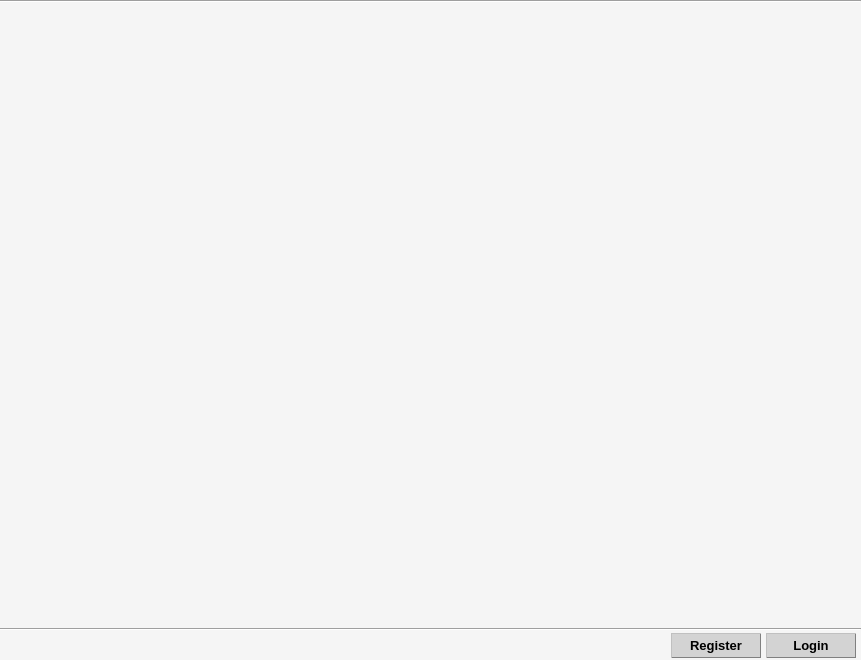
Old version of the form CLIENT/RHE_Client/mainwindow.ui in the repository qvinn/RHE.
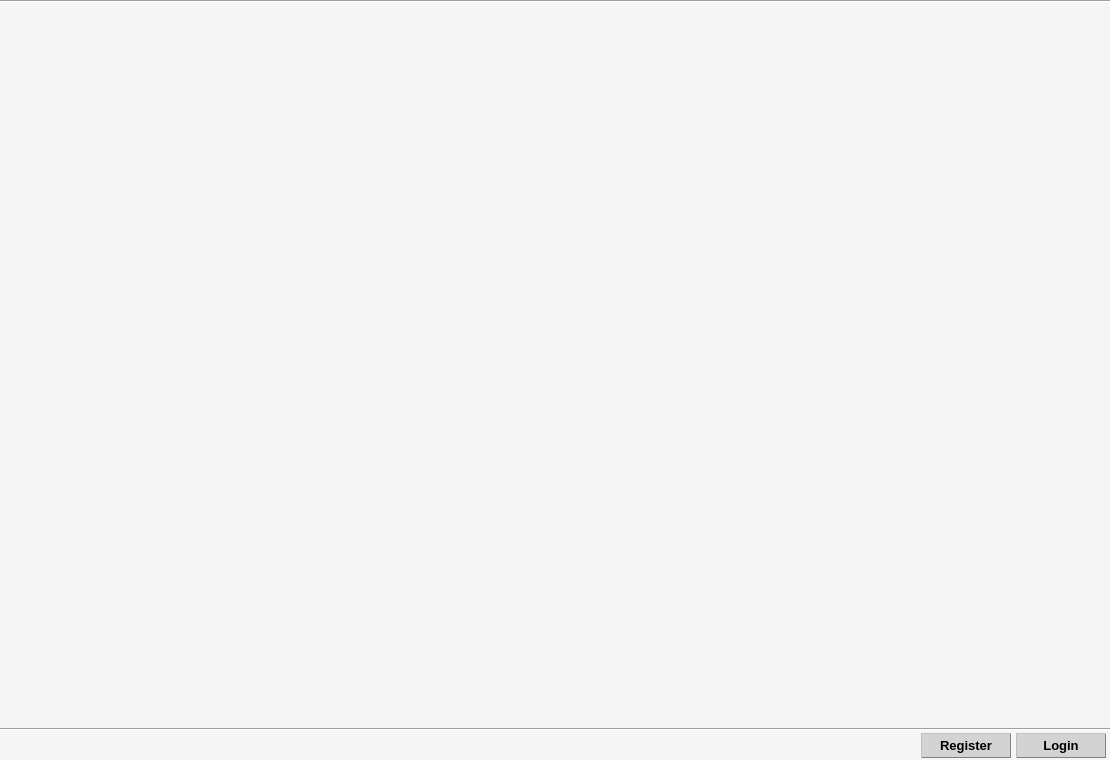
New version of the form.

```diff
--- a/CLIENT/RHE_Client/mainwindow.ui
+++ b/CLIENT/RHE_Client/mainwindow.ui
@@ -6,14 +6,14 @@
    <rect>
     <x>0</x>
     <y>0</y>
-    <width>861</width>
-    <height>660</height>
+    <width>1110</width>
+    <height>760</height>
    </rect>
   </property>
   <property name="minimumSize">
    <size>
-    <width>604</width>
-    <height>660</height>
+    <width>1110</width>
+    <height>760</height>
    </size>
   </property>
   <property name="palette">
@@ -115,8 +115,8 @@
     <property name="geometry">
      <rect>
       <x>0</x>
-      <y>630</y>
-      <width>861</width>
+      <y>730</y>
+      <width>1111</width>
       <height>31</height>
      </rect>
     </property>
@@ -159,7 +159,7 @@
        </property>
        <property name="maximumSize">
         <size>
-         <width>110</width>
+         <width>120</width>
          <height>25</height>
         </size>
        </property>
@@ -720,8 +720,8 @@
      <rect>
       <x>0</x>
       <y>0</y>
-      <width>861</width>
-      <height>631</height>
+      <width>1111</width>
+      <height>731</height>
      </rect>
     </property>
     <layout class="QVBoxLayout" name="verticalLayout">
```
